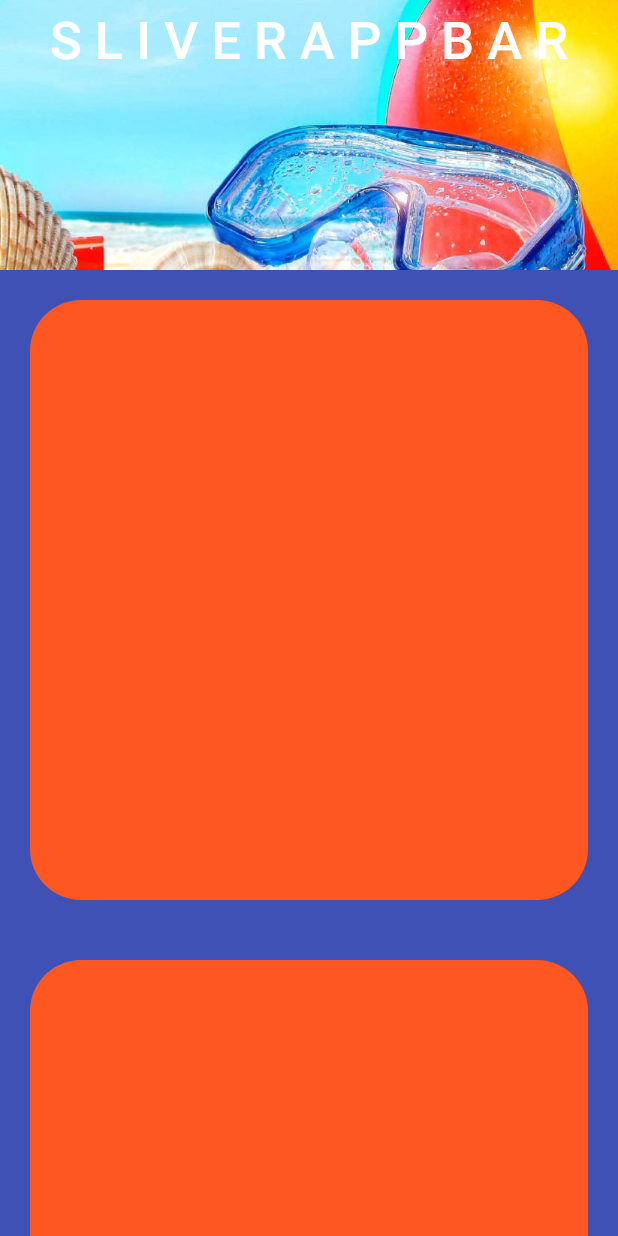
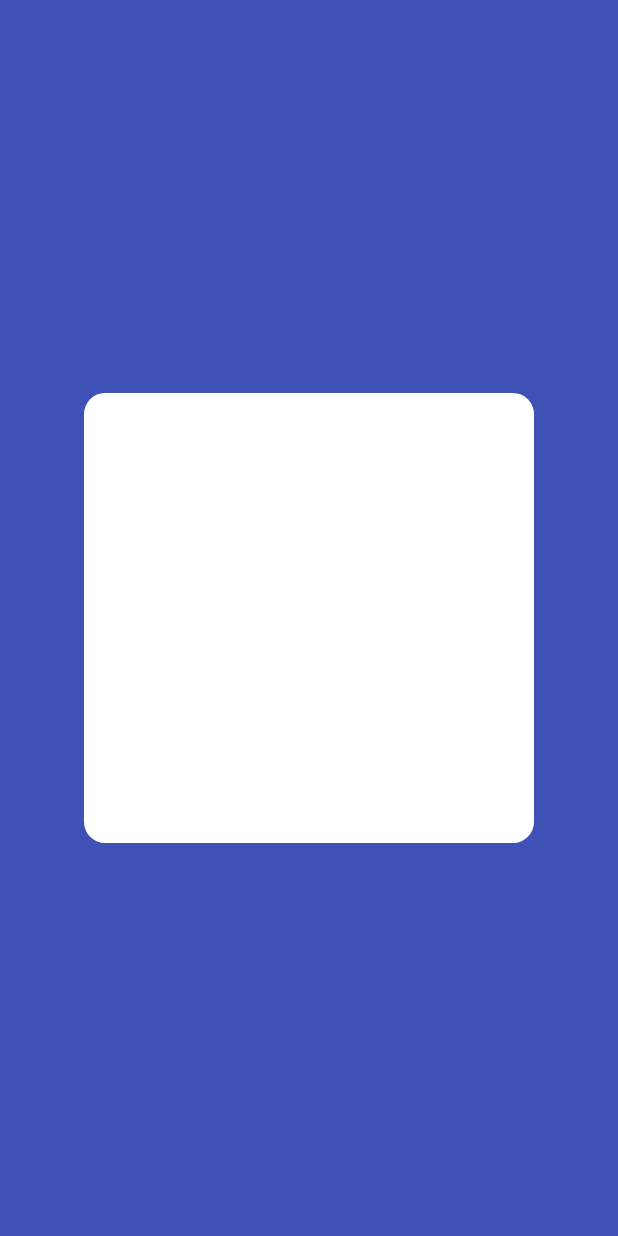
Before and after one commit to tranduclinh2067/flutter_code, a Flutter app: the screen it shows after launch, on a phone screen of 412 x 824 dp. Run offline on Flutter 3.47's test engine with Material 2 defaults, Android fonts, the phone set to English and light mode, and no system bars.

Commit message:
ANIMATED CONTAINER

```diff
--- a/lib/main.dart
+++ b/lib/main.dart
@@ -1,6 +1,7 @@
 import 'package:flutter/material.dart';
 import 'package:flutter/services.dart';
-import 'package:learing_1/screens/sliverappbar/sliverappbar.dart';
+import 'package:learing_1/screens/animatedcontainer/animatedcontainer.dart';
+// import 'package:learing_1/screens/sliverappbar/sliverappbar.dart';
 // import 'package:learing_1/screens/bottomnavbar/bottomnavbar.dart';
 // import 'package:learing_1/screens/gridview.builder.dart';
 // import 'package:learing_1/screens/listviewbuild/listview.builder.dart';
@@ -16,6 +17,7 @@ class MyApp extends StatelessWidget {
   Widget build(BuildContext context) {
     SystemChrome.setSystemUIOverlayStyle(
         const SystemUiOverlayStyle(statusBarColor: Colors.transparent));
-    return MaterialApp(debugShowCheckedModeBanner: false, home: Sliverappbar());
+    return MaterialApp(
+        debugShowCheckedModeBanner: false, home: Amiatedcontainer());
   }
 }
--- /dev/null
+++ b/lib/screens/animatedcontainer/animatedcontainer.dart
@@ -0,0 +1,39 @@
+import 'package:flutter/material.dart';
+
+class Amiatedcontainer extends StatefulWidget {
+  const Amiatedcontainer({Key? key}) : super(key: key);
+
+  @override
+  State<Amiatedcontainer> createState() => _AmiatedcontainerState();
+}
+
+class _AmiatedcontainerState extends State<Amiatedcontainer> {
+  bool boxStatus = true;
+
+  void _expanBox() {
+    setState(() {
+      boxStatus = !boxStatus;
+    });
+  }
+
+  @override
+  Widget build(BuildContext context) {
+    return GestureDetector(
+      onTap: _expanBox,
+      child: Scaffold(
+        backgroundColor: Colors.indigo,
+        body: Center(
+          child: AnimatedContainer(
+            duration: Duration(seconds: 1),
+            height: boxStatus ? 300 : 100,
+            width: boxStatus ? 300 : 100,
+            decoration: BoxDecoration(
+              borderRadius: BorderRadius.circular(14),
+              color: boxStatus ? Colors.white : Colors.black,
+            ),
+          ),
+        ),
+      ),
+    );
+  }
+}
```
